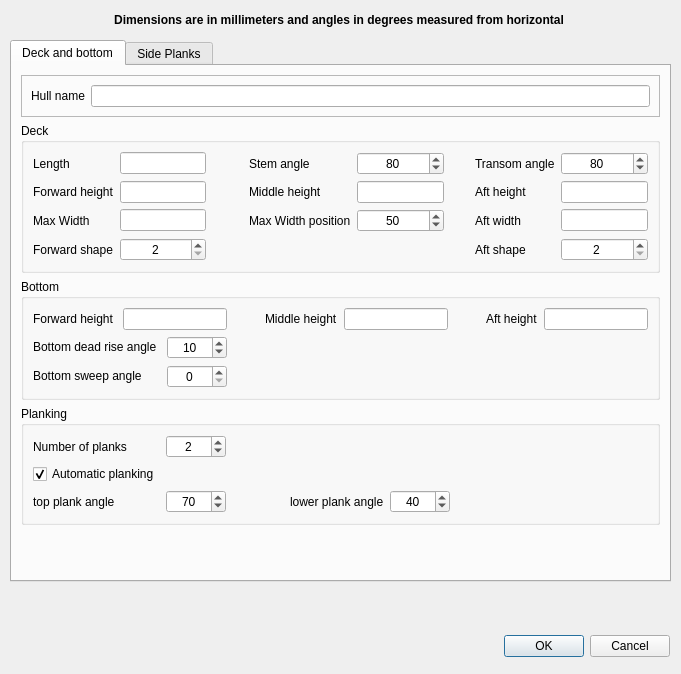
Old version of the form src/formhulldefbase.ui in the repository sailcut/sailcut.
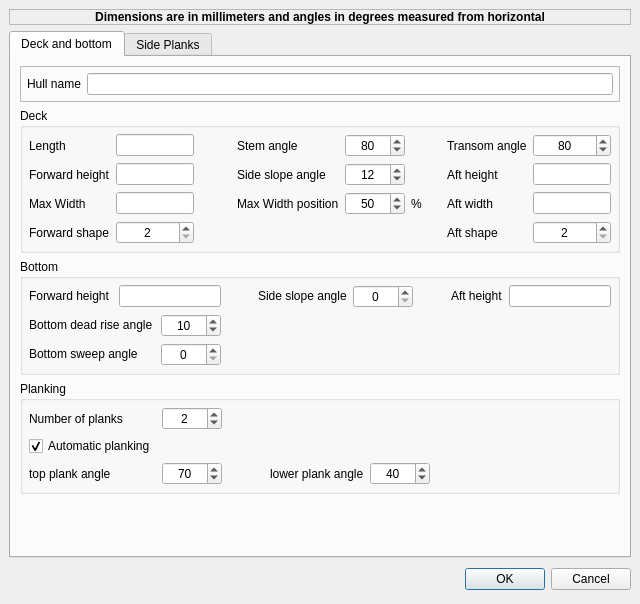
New version of the form.

Commit message: modified hull definition withe side slope angles

What changed in the file:
```diff
--- a/src/formhulldefbase.ui
+++ b/src/formhulldefbase.ui
@@ -6,8 +6,8 @@
    <rect>
     <x>0</x>
     <y>0</y>
-    <width>681</width>
-    <height>674</height>
+    <width>640</width>
+    <height>604</height>
    </rect>
   </property>
   <property name="minimumSize" >
@@ -19,15 +19,14 @@
   <property name="windowTitle" >
    <string>Dialog</string>
   </property>
-  <widget class="QWidget" name="layoutWidget" >
-   <property name="geometry" >
-    <rect>
-     <x>10</x>
-     <y>630</y>
-     <width>660</width>
-     <height>33</height>
-    </rect>
+  <layout class="QGridLayout" >
+   <property name="margin" >
+    <number>9</number>
    </property>
+   <property name="spacing" >
+    <number>6</number>
+   </property>
+   <item row="2" column="0" >
    <layout class="QHBoxLayout" >
     <property name="margin" >
      <number>0</number>
@@ -63,46 +62,9 @@
      </widget>
     </item>
    </layout>
-  </widget>
-  <widget class="QLabel" name="label" >
-   <property name="geometry" >
-    <rect>
-     <x>9</x>
-     <y>9</y>
-     <width>660</width>
-     <height>21</height>
-    </rect>
-   </property>
-   <property name="sizePolicy" >
-    <sizepolicy>
-     <hsizetype>5</hsizetype>
-     <vsizetype>0</vsizetype>
-     <horstretch>0</horstretch>
-     <verstretch>0</verstretch>
-    </sizepolicy>
-   </property>
-   <property name="font" >
-    <font>
-     <weight>75</weight>
-     <bold>true</bold>
-    </font>
-   </property>
-   <property name="text" >
-    <string>Dimensions are in millimeters and angles in degrees measured from horizontal</string>
-   </property>
-   <property name="alignment" >
-    <set>Qt::AlignCenter</set>
-   </property>
-  </widget>
+   </item>
+   <item row="1" column="0" >
   <widget class="QTabWidget" name="tabWidget" >
-   <property name="geometry" >
-    <rect>
-     <x>10</x>
-     <y>40</y>
-     <width>661</width>
-     <height>542</height>
-    </rect>
-   </property>
    <property name="font" >
     <font>
      <weight>50</weight>
@@ -123,6 +85,190 @@
      <property name="spacing" >
       <number>6</number>
      </property>
+       <item row="3" column="0" >
+        <widget class="QGroupBox" name="groupBox_2" >
+         <property name="font" >
+          <font>
+           <weight>50</weight>
+           <bold>false</bold>
+          </font>
+         </property>
+         <property name="title" >
+          <string>Planking</string>
+         </property>
+         <layout class="QGridLayout" >
+          <property name="margin" >
+           <number>6</number>
+          </property>
+          <property name="spacing" >
+           <number>6</number>
+          </property>
+          <item row="1" column="1" colspan="5" >
+           <spacer>
+            <property name="orientation" >
+             <enum>Qt::Horizontal</enum>
+            </property>
+            <property name="sizeHint" >
+             <size>
+              <width>501</width>
+              <height>20</height>
+             </size>
+            </property>
+           </spacer>
+          </item>
+          <item row="0" column="2" colspan="4" >
+           <spacer>
+            <property name="orientation" >
+             <enum>Qt::Horizontal</enum>
+            </property>
+            <property name="sizeType" >
+             <enum>QSizePolicy::MinimumExpanding</enum>
+            </property>
+            <property name="sizeHint" >
+             <size>
+              <width>31</width>
+              <height>20</height>
+             </size>
+            </property>
+           </spacer>
+          </item>
+          <item row="2" column="5" >
+           <spacer>
+            <property name="orientation" >
+             <enum>Qt::Horizontal</enum>
+            </property>
+            <property name="sizeHint" >
+             <size>
+              <width>201</width>
+              <height>20</height>
+             </size>
+            </property>
+           </spacer>
+          </item>
+          <item row="2" column="3" >
+           <widget class="QLabel" name="label_22" >
+            <property name="text" >
+             <string>lower plank angle</string>
+            </property>
+           </widget>
+          </item>
+          <item row="2" column="4" >
+           <widget class="QSpinBox" name="spinBox_LowPlankA" >
+            <property name="minimumSize" >
+             <size>
+              <width>60</width>
+              <height>22</height>
+             </size>
+            </property>
+            <property name="alignment" >
+             <set>Qt::AlignHCenter</set>
+            </property>
+            <property name="maximum" >
+             <number>45</number>
+            </property>
+            <property name="minimum" >
+             <number>30</number>
+            </property>
+            <property name="value" >
+             <number>40</number>
+            </property>
+           </widget>
+          </item>
+          <item row="2" column="2" >
+           <spacer>
+            <property name="orientation" >
+             <enum>Qt::Horizontal</enum>
+            </property>
+            <property name="sizeType" >
+             <enum>QSizePolicy::MinimumExpanding</enum>
+            </property>
+            <property name="sizeHint" >
+             <size>
+              <width>31</width>
+              <height>20</height>
+             </size>
+            </property>
+           </spacer>
+          </item>
+          <item row="0" column="1" >
+           <widget class="QSpinBox" name="spinBox_NBPlank" >
+            <property name="sizePolicy" >
+             <sizepolicy>
+              <hsizetype>0</hsizetype>
+              <vsizetype>0</vsizetype>
+              <horstretch>0</horstretch>
+              <verstretch>0</verstretch>
+             </sizepolicy>
+            </property>
+            <property name="minimumSize" >
+             <size>
+              <width>60</width>
+              <height>22</height>
+             </size>
+            </property>
+            <property name="alignment" >
+             <set>Qt::AlignHCenter</set>
+            </property>
+            <property name="maximum" >
+             <number>6</number>
+            </property>
+            <property name="minimum" >
+             <number>1</number>
+            </property>
+            <property name="value" >
+             <number>2</number>
+            </property>
+           </widget>
+          </item>
+          <item row="0" column="0" >
+           <widget class="QLabel" name="label_20" >
+            <property name="text" >
+             <string>Number of planks</string>
+            </property>
+           </widget>
+          </item>
+          <item row="2" column="0" >
+           <widget class="QLabel" name="label_21" >
+            <property name="text" >
+             <string>top plank angle</string>
+            </property>
+           </widget>
+          </item>
+          <item row="1" column="0" >
+           <widget class="QCheckBox" name="checkBox_AutoPlank" >
+            <property name="text" >
+             <string>Automatic planking</string>
+            </property>
+            <property name="checked" >
+             <bool>true</bool>
+            </property>
+            <property name="tristate" >
+             <bool>false</bool>
+            </property>
+           </widget>
+          </item>
+          <item row="2" column="1" >
+           <widget class="QSpinBox" name="spinBox_TopPlankA" >
+            <property name="minimumSize" >
+             <size>
+              <width>60</width>
+              <height>22</height>
+             </size>
+            </property>
+            <property name="alignment" >
+             <set>Qt::AlignHCenter</set>
+            </property>
+            <property name="minimum" >
+             <number>45</number>
+            </property>
+            <property name="value" >
+             <number>70</number>
+            </property>
+           </widget>
+          </item>
+         </layout>
+        </widget>
+       </item>
      <item row="2" column="0" >
       <widget class="QGroupBox" name="groupBox_1" >
        <property name="sizePolicy" >
@@ -138,88 +284,42 @@
        </property>
        <layout class="QGridLayout" >
         <property name="margin" >
-         <number>9</number>
+           <number>6</number>
         </property>
         <property name="spacing" >
          <number>6</number>
         </property>
-        <item row="1" column="2" >
-         <widget class="QSpinBox" name="spinBox_BdeadriseA" >
-          <property name="sizePolicy" >
-           <sizepolicy>
-            <hsizetype>0</hsizetype>
-            <vsizetype>0</vsizetype>
-            <horstretch>0</horstretch>
-            <verstretch>0</verstretch>
-           </sizepolicy>
-          </property>
+          <item row="0" column="5" >
+           <widget class="QSpinBox" name="spinBox_BSlopeA" >
           <property name="minimumSize" >
            <size>
             <width>60</width>
-            <height>0</height>
+              <height>22</height>
            </size>
           </property>
           <property name="alignment" >
            <set>Qt::AlignHCenter</set>
           </property>
           <property name="maximum" >
-           <number>30</number>
-          </property>
-          <property name="value" >
-           <number>10</number>
-          </property>
-         </widget>
-        </item>
-        <item row="2" column="2" >
-         <widget class="QSpinBox" name="spinBox_BsweepA" >
+             <number>50</number>
+            </property>
+           </widget>
+          </item>
+          <item row="0" column="4" >
+           <widget class="QLabel" name="label_8" >
           <property name="sizePolicy" >
            <sizepolicy>
-            <hsizetype>0</hsizetype>
+              <hsizetype>5</hsizetype>
             <vsizetype>0</vsizetype>
             <horstretch>0</horstretch>
             <verstretch>0</verstretch>
            </sizepolicy>
           </property>
-          <property name="minimumSize" >
-           <size>
-            <width>60</width>
-            <height>0</height>
-           </size>
-          </property>
-          <property name="alignment" >
-           <set>Qt::AlignHCenter</set>
-          </property>
-          <property name="maximum" >
-           <number>60</number>
-          </property>
-         </widget>
-        </item>
-        <item row="2" column="3" colspan="6" >
-         <spacer>
-          <property name="orientation" >
-           <enum>Qt::Horizontal</enum>
-          </property>
-          <property name="sizeHint" >
-           <size>
-            <width>331</width>
-            <height>20</height>
-           </size>
-          </property>
-         </spacer>
-        </item>
-        <item row="1" column="3" colspan="6" >
-         <spacer>
-          <property name="orientation" >
-           <enum>Qt::Horizontal</enum>
-          </property>
-          <property name="sizeHint" >
-           <size>
-            <width>331</width>
-            <height>20</height>
-           </size>
-          </property>
-         </spacer>
-        </item>
+            <property name="text" >
+             <string>Side slope angle</string>
+            </property>
+           </widget>
+          </item>
         <item row="0" column="0" >
          <widget class="QLabel" name="label_7" >
           <property name="sizePolicy" >
@@ -248,7 +348,7 @@
           <property name="minimumSize" >
            <size>
             <width>60</width>
-            <height>0</height>
+              <height>22</height>
            </size>
           </property>
          </widget>
@@ -279,7 +379,7 @@
           <property name="minimumSize" >
            <size>
             <width>60</width>
-            <height>0</height>
+              <height>22</height>
            </size>
           </property>
          </widget>
@@ -312,54 +412,6 @@
           </property>
          </spacer>
         </item>
-        <item row="0" column="4" >
-         <widget class="QLabel" name="label_8" >
-          <property name="sizePolicy" >
-           <sizepolicy>
-            <hsizetype>5</hsizetype>
-            <vsizetype>0</vsizetype>
-            <horstretch>0</horstretch>
-            <verstretch>0</verstretch>
-           </sizepolicy>
-          </property>
-          <property name="text" >
-           <string>Middle height</string>
-          </property>
-         </widget>
-        </item>
-        <item row="0" column="5" >
-         <widget class="QLineEdit" name="txt_BmidHeight" >
-          <property name="sizePolicy" >
-           <sizepolicy>
-            <hsizetype>7</hsizetype>
-            <vsizetype>0</vsizetype>
-            <horstretch>0</horstretch>
-            <verstretch>0</verstretch>
-           </sizepolicy>
-          </property>
-          <property name="minimumSize" >
-           <size>
-            <width>60</width>
-            <height>0</height>
-           </size>
-          </property>
-         </widget>
-        </item>
-        <item row="1" column="0" colspan="2" >
-         <widget class="QLabel" name="label_5" >
-          <property name="sizePolicy" >
-           <sizepolicy>
-            <hsizetype>5</hsizetype>
-            <vsizetype>0</vsizetype>
-            <horstretch>0</horstretch>
-            <verstretch>0</verstretch>
-           </sizepolicy>
-          </property>
-          <property name="text" >
-           <string>Bottom dead rise angle</string>
-          </property>
-         </widget>
-        </item>
         <item row="2" column="0" colspan="2" >
          <widget class="QLabel" name="label_6" >
           <property name="sizePolicy" >
@@ -375,6 +427,141 @@
           </property>
          </widget>
         </item>
+          <item row="1" column="0" colspan="2" >
+           <widget class="QLabel" name="label_5" >
+            <property name="sizePolicy" >
+             <sizepolicy>
+              <hsizetype>5</hsizetype>
+              <vsizetype>0</vsizetype>
+              <horstretch>0</horstretch>
+              <verstretch>0</verstretch>
+             </sizepolicy>
+            </property>
+            <property name="text" >
+             <string>Bottom dead rise angle</string>
+            </property>
+           </widget>
+          </item>
+          <item row="1" column="3" colspan="6" >
+           <spacer>
+            <property name="orientation" >
+             <enum>Qt::Horizontal</enum>
+            </property>
+            <property name="sizeHint" >
+             <size>
+              <width>331</width>
+              <height>20</height>
+             </size>
+            </property>
+           </spacer>
+          </item>
+          <item row="2" column="3" colspan="6" >
+           <spacer>
+            <property name="orientation" >
+             <enum>Qt::Horizontal</enum>
+            </property>
+            <property name="sizeHint" >
+             <size>
+              <width>331</width>
+              <height>20</height>
+             </size>
+            </property>
+           </spacer>
+          </item>
+          <item row="2" column="2" >
+           <widget class="QSpinBox" name="spinBox_BsweepA" >
+            <property name="sizePolicy" >
+             <sizepolicy>
+              <hsizetype>0</hsizetype>
+              <vsizetype>0</vsizetype>
+              <horstretch>0</horstretch>
+              <verstretch>0</verstretch>
+             </sizepolicy>
+            </property>
+            <property name="minimumSize" >
+             <size>
+              <width>60</width>
+              <height>22</height>
+             </size>
+            </property>
+            <property name="alignment" >
+             <set>Qt::AlignHCenter</set>
+            </property>
+            <property name="maximum" >
+             <number>60</number>
+            </property>
+           </widget>
+          </item>
+          <item row="1" column="2" >
+           <widget class="QSpinBox" name="spinBox_BdeadriseA" >
+            <property name="sizePolicy" >
+             <sizepolicy>
+              <hsizetype>0</hsizetype>
+              <vsizetype>0</vsizetype>
+              <horstretch>0</horstretch>
+              <verstretch>0</verstretch>
+             </sizepolicy>
+            </property>
+            <property name="minimumSize" >
+             <size>
+              <width>60</width>
+              <height>22</height>
+             </size>
+            </property>
+            <property name="alignment" >
+             <set>Qt::AlignHCenter</set>
+            </property>
+            <property name="maximum" >
+             <number>30</number>
+            </property>
+            <property name="value" >
+             <number>10</number>
+            </property>
+           </widget>
+          </item>
+         </layout>
+        </widget>
+       </item>
+       <item row="0" column="0" >
+        <widget class="QFrame" name="frame_5" >
+         <property name="frameShape" >
+          <enum>QFrame::StyledPanel</enum>
+         </property>
+         <property name="frameShadow" >
+          <enum>QFrame::Plain</enum>
+         </property>
+         <layout class="QGridLayout" >
+          <property name="margin" >
+           <number>6</number>
+          </property>
+          <property name="spacing" >
+           <number>6</number>
+          </property>
+          <item row="0" column="1" >
+           <widget class="QLineEdit" name="txt_HullID" >
+            <property name="minimumSize" >
+             <size>
+              <width>150</width>
+              <height>22</height>
+             </size>
+            </property>
+           </widget>
+          </item>
+          <item row="0" column="0" >
+           <widget class="QLabel" name="labelname" >
+            <property name="sizePolicy" >
+             <sizepolicy>
+              <hsizetype>5</hsizetype>
+              <vsizetype>0</vsizetype>
+              <horstretch>0</horstretch>
+              <verstretch>0</verstretch>
+             </sizepolicy>
+            </property>
+            <property name="text" >
+             <string>Hull name</string>
+            </property>
+           </widget>
+          </item>
        </layout>
       </widget>
      </item>
@@ -385,12 +572,108 @@
        </property>
        <layout class="QGridLayout" >
         <property name="margin" >
-         <number>9</number>
+           <number>6</number>
         </property>
         <property name="spacing" >
          <number>6</number>
         </property>
-        <item row="0" column="7" >
+          <item row="2" column="8" >
+           <widget class="QLineEdit" name="txt_DaftW" >
+            <property name="minimumSize" >
+             <size>
+              <width>60</width>
+              <height>22</height>
+             </size>
+            </property>
+           </widget>
+          </item>
+          <item row="2" column="7" >
+           <widget class="QLabel" name="label_39" >
+            <property name="text" >
+             <string>Aft width</string>
+            </property>
+           </widget>
+          </item>
+          <item row="2" column="6" >
+           <spacer>
+            <property name="orientation" >
+             <enum>Qt::Horizontal</enum>
+            </property>
+            <property name="sizeHint" >
+             <size>
+              <width>20</width>
+              <height>20</height>
+             </size>
+            </property>
+           </spacer>
+          </item>
+          <item row="2" column="5" >
+           <widget class="QLabel" name="label_2" >
+            <property name="text" >
+             <string>%</string>
+            </property>
+           </widget>
+          </item>
+          <item row="2" column="4" >
+           <widget class="QSpinBox" name="spinBox_DBWPos" >
+            <property name="minimumSize" >
+             <size>
+              <width>60</width>
+              <height>22</height>
+             </size>
+            </property>
+            <property name="alignment" >
+             <set>Qt::AlignHCenter</set>
+            </property>
+            <property name="maximum" >
+             <number>80</number>
+            </property>
+            <property name="minimum" >
+             <number>20</number>
+            </property>
+            <property name="value" >
+             <number>50</number>
+            </property>
+           </widget>
+          </item>
+          <item row="2" column="3" >
+           <widget class="QLabel" name="label_38" >
+            <property name="text" >
+             <string>Max Width position</string>
+            </property>
+           </widget>
+          </item>
+          <item row="2" column="0" >
+           <widget class="QLabel" name="label_37" >
+            <property name="text" >
+             <string>Max Width</string>
+            </property>
+           </widget>
+          </item>
+          <item row="2" column="2" >
+           <spacer>
+            <property name="orientation" >
+             <enum>Qt::Horizontal</enum>
+            </property>
+            <property name="sizeHint" >
+             <size>
+              <width>40</width>
+              <height>20</height>
+             </size>
+            </property>
+           </spacer>
+          </item>
+          <item row="2" column="1" >
+           <widget class="QLineEdit" name="txt_DBW" >
+            <property name="minimumSize" >
+             <size>
+              <width>60</width>
+              <height>22</height>
+             </size>
+            </property>
+           </widget>
+          </item>
+          <item row="0" column="8" >
          <widget class="QSpinBox" name="spinBox_TransomA" >
           <property name="sizePolicy" >
            <sizepolicy>
@@ -420,37 +703,7 @@
           </property>
          </widget>
         </item>
-        <item row="0" column="4" >
-         <widget class="QSpinBox" name="spinBox_StemA" >
-          <property name="sizePolicy" >
-           <sizepolicy>
-            <hsizetype>1</hsizetype>
-            <vsizetype>0</vsizetype>
-            <horstretch>0</horstretch>
-            <verstretch>0</verstretch>
-           </sizepolicy>
-          </property>
-          <property name="minimumSize" >
-           <size>
-            <width>60</width>
-            <height>22</height>
-           </size>
-          </property>
-          <property name="alignment" >
-           <set>Qt::AlignHCenter</set>
-          </property>
-          <property name="maximum" >
-           <number>90</number>
-          </property>
-          <property name="minimum" >
-           <number>45</number>
-          </property>
-          <property name="value" >
-           <number>80</number>
-          </property>
-         </widget>
-        </item>
-        <item row="1" column="5" >
+          <item row="1" column="5" colspan="2" >
          <spacer>
           <property name="orientation" >
            <enum>Qt::Horizontal</enum>
@@ -463,7 +716,7 @@
           </property>
          </spacer>
         </item>
-        <item row="0" column="5" >
+          <item row="0" column="5" colspan="2" >
          <spacer>
           <property name="orientation" >
            <enum>Qt::Horizontal</enum>
@@ -490,31 +743,31 @@
           </property>
          </widget>
         </item>
-        <item row="3" column="6" >
+          <item row="3" column="7" >
          <widget class="QLabel" name="label_36" >
           <property name="text" >
            <string>Aft shape</string>
           </property>
          </widget>
         </item>
-        <item row="1" column="6" >
-         <widget class="QLabel" name="label_32" >
-          <property name="text" >
-           <string>Aft height</string>
-          </property>
-         </widget>
-        </item>
         <item row="1" column="7" >
+           <widget class="QLabel" name="label_32" >
+            <property name="text" >
+             <string>Aft height</string>
+            </property>
+           </widget>
+          </item>
+          <item row="1" column="8" >
          <widget class="QLineEdit" name="txt_DaftHeight" >
           <property name="minimumSize" >
            <size>
             <width>60</width>
-            <height>0</height>
+              <height>22</height>
            </size>
           </property>
          </widget>
         </item>
-        <item row="0" column="6" >
+          <item row="0" column="7" >
          <widget class="QLabel" name="label_56" >
           <property name="text" >
            <string>Transom angle</string>
@@ -529,7 +782,14 @@
          </widget>
         </item>
         <item row="0" column="1" >
-         <widget class="QLineEdit" name="txt_DLOA" />
+           <widget class="QLineEdit" name="txt_DLOA" >
+            <property name="minimumSize" >
+             <size>
+              <width>60</width>
+              <height>22</height>
+             </size>
+            </property>
+           </widget>
         </item>
         <item row="0" column="2" >
          <spacer>
@@ -544,7 +804,7 @@
           </property>
          </spacer>
         </item>
-        <item row="3" column="2" colspan="4" >
+          <item row="3" column="2" colspan="5" >
          <spacer>
           <property name="orientation" >
            <enum>Qt::Horizontal</enum>
@@ -576,33 +836,6 @@
           </property>
          </widget>
         </item>
-        <item row="2" column="1" >
-         <widget class="QLineEdit" name="txt_DBW" />
-        </item>
-        <item row="2" column="7" >
-         <widget class="QLineEdit" name="txt_DaftW" />
-        </item>
-        <item row="2" column="6" >
-         <widget class="QLabel" name="label_39" >
-          <property name="text" >
-           <string>Aft width</string>
-          </property>
-         </widget>
-        </item>
-        <item row="2" column="3" >
-         <widget class="QLabel" name="label_38" >
-          <property name="text" >
-           <string>Max Width position</string>
-          </property>
-         </widget>
-        </item>
-        <item row="2" column="0" >
-         <widget class="QLabel" name="label_37" >
-          <property name="text" >
-           <string>Max Width</string>
-          </property>
-         </widget>
-        </item>
         <item row="1" column="2" >
          <spacer>
           <property name="orientation" >
@@ -629,27 +862,11 @@
         <item row="1" column="3" >
          <widget class="QLabel" name="label_55" >
           <property name="text" >
-           <string>Middle height</string>
+             <string>Side slope angle</string>
           </property>
          </widget>
         </item>
-        <item row="2" column="4" >
-         <widget class="QSpinBox" name="spinBox_DBWPos" >
-          <property name="alignment" >
-           <set>Qt::AlignHCenter</set>
-          </property>
-          <property name="maximum" >
-           <number>80</number>
-          </property>
-          <property name="minimum" >
-           <number>20</number>
-          </property>
-          <property name="value" >
-           <number>50</number>
-          </property>
-         </widget>
-        </item>
-        <item row="3" column="7" >
+          <item row="3" column="8" >
          <widget class="QSpinBox" name="spinBox_DaftShape" >
           <property name="minimumSize" >
            <size>
@@ -673,61 +890,68 @@
           <property name="minimumSize" >
            <size>
             <width>60</width>
-            <height>0</height>
+              <height>22</height>
            </size>
           </property>
          </widget>
         </item>
+          <item row="0" column="4" >
+           <widget class="QSpinBox" name="spinBox_StemA" >
+            <property name="sizePolicy" >
+             <sizepolicy>
+              <hsizetype>1</hsizetype>
+              <vsizetype>0</vsizetype>
+              <horstretch>0</horstretch>
+              <verstretch>0</verstretch>
+             </sizepolicy>
+            </property>
+            <property name="minimumSize" >
+             <size>
+              <width>60</width>
+              <height>22</height>
+             </size>
+            </property>
+            <property name="alignment" >
+             <set>Qt::AlignHCenter</set>
+            </property>
+            <property name="maximum" >
+             <number>90</number>
+            </property>
+            <property name="minimum" >
+             <number>45</number>
+            </property>
+            <property name="value" >
+             <number>80</number>
+            </property>
+           </widget>
+          </item>
         <item row="1" column="4" >
-         <widget class="QLineEdit" name="txt_DmidHeight" >
-          <property name="minimumSize" >
-           <size>
-            <width>60</width>
-            <height>0</height>
-           </size>
-          </property>
-         </widget>
-        </item>
-       </layout>
-      </widget>
-     </item>
-     <item row="0" column="0" >
-      <widget class="QFrame" name="frame_5" >
-       <property name="frameShape" >
-        <enum>QFrame::StyledPanel</enum>
-       </property>
-       <property name="frameShadow" >
-        <enum>QFrame::Raised</enum>
-       </property>
-       <layout class="QGridLayout" >
-        <property name="margin" >
-         <number>9</number>
-        </property>
-        <property name="spacing" >
-         <number>6</number>
-        </property>
-        <item row="0" column="1" >
-         <widget class="QLineEdit" name="txt_HullID" >
-          <property name="minimumSize" >
-           <size>
-            <width>150</width>
-            <height>22</height>
-           </size>
-          </property>
-         </widget>
-        </item>
-        <item row="0" column="0" >
-         <widget class="QLabel" name="labelname" >
+           <widget class="QSpinBox" name="spinBox_DSlopeA" >
           <property name="sizePolicy" >
            <sizepolicy>
-            <hsizetype>5</hsizetype>
+              <hsizetype>1</hsizetype>
             <vsizetype>0</vsizetype>
             <horstretch>0</horstretch>
             <verstretch>0</verstretch>
            </sizepolicy>
           </property>
-          <property name="text" >
-           <string>Hull name</string>
+            <property name="minimumSize" >
+             <size>
+              <width>60</width>
+              <height>22</height>
+             </size>
+            </property>
+            <property name="alignment" >
+             <set>Qt::AlignHCenter</set>
+            </property>
+            <property name="maximum" >
+             <number>24</number>
+            </property>
+            <property name="minimum" >
+             <number>0</number>
+            </property>
+            <property name="value" >
+             <number>12</number>
           </property>
          </widget>
         </item>
@@ -750,184 +974,6 @@
        </property>
       </spacer>
      </item>
-     <item row="3" column="0" >
-      <widget class="QGroupBox" name="groupBox_2" >
-       <property name="title" >
-        <string>Planking</string>
-       </property>
-       <layout class="QGridLayout" >
-        <property name="margin" >
-         <number>9</number>
-        </property>
-        <property name="spacing" >
-         <number>6</number>
-        </property>
-        <item row="1" column="1" colspan="5" >
-         <spacer>
-          <property name="orientation" >
-           <enum>Qt::Horizontal</enum>
-          </property>
-          <property name="sizeHint" >
-           <size>
-            <width>501</width>
-            <height>20</height>
-           </size>
-          </property>
-         </spacer>
-        </item>
-        <item row="0" column="2" colspan="4" >
-         <spacer>
-          <property name="orientation" >
-           <enum>Qt::Horizontal</enum>
-          </property>
-          <property name="sizeType" >
-           <enum>QSizePolicy::MinimumExpanding</enum>
-          </property>
-          <property name="sizeHint" >
-           <size>
-            <width>31</width>
-            <height>20</height>
-           </size>
-          </property>
-         </spacer>
-        </item>
-        <item row="2" column="5" >
-         <spacer>
-          <property name="orientation" >
-           <enum>Qt::Horizontal</enum>
-          </property>
-          <property name="sizeHint" >
-           <size>
-            <width>201</width>
-            <height>20</height>
-           </size>
-          </property>
-         </spacer>
-        </item>
-        <item row="2" column="3" >
-         <widget class="QLabel" name="label_22" >
-          <property name="text" >
-           <string>lower plank angle</string>
-          </property>
-         </widget>
-        </item>
-        <item row="2" column="4" >
-         <widget class="QSpinBox" name="spinBox_LowPlankA" >
-          <property name="minimumSize" >
-           <size>
-            <width>60</width>
-            <height>22</height>
-           </size>
-          </property>
-          <property name="alignment" >
-           <set>Qt::AlignHCenter</set>
-          </property>
-          <property name="maximum" >
-           <number>45</number>
-          </property>
-          <property name="minimum" >
-           <number>30</number>
-          </property>
-          <property name="value" >
-           <number>40</number>
-          </property>
-         </widget>
-        </item>
-        <item row="2" column="2" >
-         <spacer>
-          <property name="orientation" >
-           <enum>Qt::Horizontal</enum>
-          </property>
-          <property name="sizeType" >
-           <enum>QSizePolicy::MinimumExpanding</enum>
-          </property>
-          <property name="sizeHint" >
-           <size>
-            <width>31</width>
-            <height>20</height>
-           </size>
-          </property>
-         </spacer>
-        </item>
-        <item row="0" column="1" >
-         <widget class="QSpinBox" name="spinBox_NBPlank" >
-          <property name="sizePolicy" >
-           <sizepolicy>
-            <hsizetype>0</hsizetype>
-            <vsizetype>0</vsizetype>
-            <horstretch>0</horstretch>
-            <verstretch>0</verstretch>
-           </sizepolicy>
-          </property>
-          <property name="minimumSize" >
-           <size>
-            <width>60</width>
-            <height>22</height>
-           </size>
-          </property>
-          <property name="alignment" >
-           <set>Qt::AlignHCenter</set>
-          </property>
-          <property name="maximum" >
-           <number>6</number>
-          </property>
-          <property name="minimum" >
-           <number>1</number>
-          </property>
-          <property name="value" >
-           <number>2</number>
-          </property>
-         </widget>
-        </item>
-        <item row="0" column="0" >
-         <widget class="QLabel" name="label_20" >
-          <property name="text" >
-           <string>Number of planks</string>
-          </property>
-         </widget>
-        </item>
-        <item row="2" column="0" >
-         <widget class="QLabel" name="label_21" >
-          <property name="text" >
-           <string>top plank angle</string>
-          </property>
-         </widget>
-        </item>
-        <item row="1" column="0" >
-         <widget class="QCheckBox" name="checkBox_AutoPlank" >
-          <property name="text" >
-           <string>Automatic planking</string>
-          </property>
-          <property name="checked" >
-           <bool>true</bool>
-          </property>
-          <property name="tristate" >
-           <bool>false</bool>
-          </property>
-         </widget>
-        </item>
-        <item row="2" column="1" >
-         <widget class="QSpinBox" name="spinBox_TopPlankA" >
-          <property name="minimumSize" >
-           <size>
-            <width>60</width>
-            <height>22</height>
-           </size>
-          </property>
-          <property name="alignment" >
-           <set>Qt::AlignHCenter</set>
-          </property>
-          <property name="minimum" >
-           <number>45</number>
-          </property>
-          <property name="value" >
-           <number>70</number>
-          </property>
-         </widget>
-        </item>
-       </layout>
-      </widget>
-     </item>
     </layout>
    </widget>
    <widget class="QWidget" name="tab_2" >
@@ -1802,6 +1848,41 @@
     </layout>
    </widget>
   </widget>
+   </item>
+   <item row="0" column="0" >
+    <widget class="QLabel" name="label" >
+     <property name="sizePolicy" >
+      <sizepolicy>
+       <hsizetype>5</hsizetype>
+       <vsizetype>0</vsizetype>
+       <horstretch>0</horstretch>
+       <verstretch>0</verstretch>
+      </sizepolicy>
+     </property>
+     <property name="font" >
+      <font>
+       <weight>75</weight>
+       <bold>true</bold>
+      </font>
+     </property>
+     <property name="frameShape" >
+      <enum>QFrame::StyledPanel</enum>
+     </property>
+     <property name="frameShadow" >
+      <enum>QFrame::Raised</enum>
+     </property>
+     <property name="text" >
+      <string>Dimensions are in millimeters and angles in degrees measured from horizontal</string>
+     </property>
+     <property name="alignment" >
+      <set>Qt::AlignCenter</set>
+     </property>
+     <property name="margin" >
+      <number>4</number>
+     </property>
+    </widget>
+   </item>
+  </layout>
  </widget>
  <tabstops>
   <tabstop>tabWidget</tabstop>
```
Left out of the diff: 14 changed lines with no effect on the pictures. Lines whose indentation alone changed are shown as unchanged. The commit also changes 6 other files.
